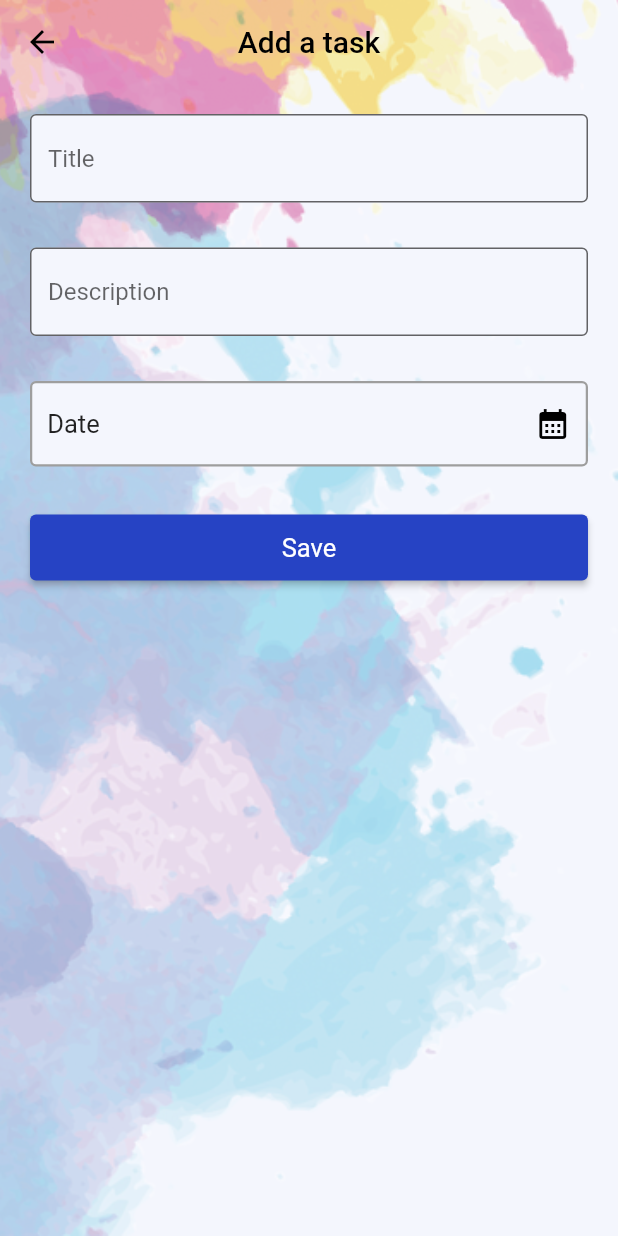
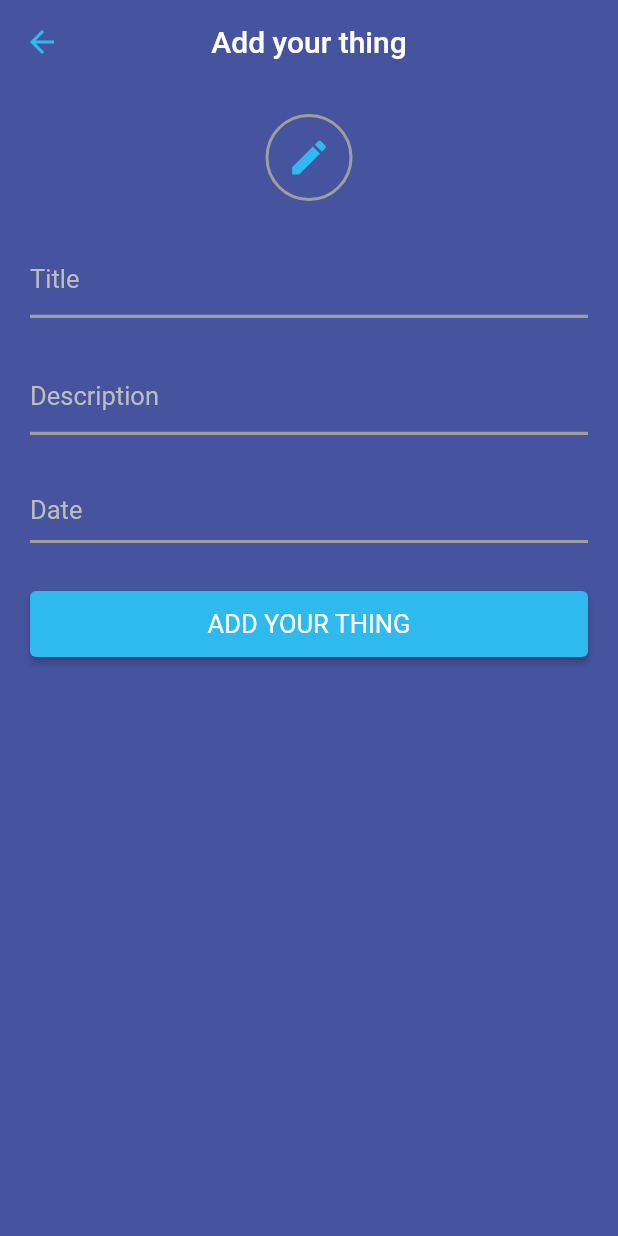
Before and after one commit to bhushan-r-mahajan/to-do-app, a Flutter app: the AddTaskScreen screen opened by its route, on a phone screen of 412 x 824 dp. Run offline on Flutter 3.47's test engine with Material 2 defaults, Android fonts, the phone set to English and light mode, and no system bars; our stand-ins replace cloud_firestore, firebase_auth, firebase_core, flutter_slidable, google_sign_in, percent_indicator; accounts and stored records are empty.

Commit message:
Changed UI

```diff
--- a/lib/components/app_alert_dialog.dart
+++ b/lib/components/app_alert_dialog.dart
@@ -24,7 +24,7 @@ class AppAlertDialog extends StatelessWidget {
       ),
       content: Text(
         content,
-        style: TextStyles.defaultTextStyle,
+        style: TextStyles.defaultBoldTextStyle,
       ),
       actions: [
         Row(
--- a/lib/components/app_textfield.dart
+++ b/lib/components/app_textfield.dart
@@ -1,5 +1,8 @@
 import 'package:flutter/material.dart';
-import 'package:to_do_app/utils/constants.dart';
+import 'package:provider/provider.dart';
+import 'package:to_do_app/view_models/add_task_view_model.dart';
+
+import '../utils/text_styles.dart';
 
 class AppTextField extends StatelessWidget {
   const AppTextField({
@@ -7,16 +10,20 @@ class AppTextField extends StatelessWidget {
     required this.hintText,
     required this.onSaved,
     required this.controller,
+    required this.focusNode,
   });
 
   final String hintText;
   final Function(String?) onSaved;
   final TextEditingController controller;
+  final FocusNode focusNode;
 
   @override
   Widget build(BuildContext context) {
+    AddTaskViewModel addTaskViewModel = context.watch<AddTaskViewModel>();
     return TextFormField(
       controller: controller,
+      onChanged: (value) => addTaskViewModel.setTyping(value.isNotEmpty),
       validator: (value) {
         if (value!.isEmpty) {
           return "$hintText can't be empty.";
@@ -24,11 +31,28 @@ class AppTextField extends StatelessWidget {
         return null;
       },
       onSaved: onSaved,
+      style: const TextStyle(color: Colors.white),
       decoration: InputDecoration(
-        filled: true,
-        fillColor: backgroundColor,
+        enabledBorder: const UnderlineInputBorder(
+          borderSide: BorderSide(color: Colors.grey, width: 2.2),
+        ),
+        focusedBorder: const UnderlineInputBorder(
+          borderSide: BorderSide(color: Colors.grey, width: 2.2),
+        ),
+        errorBorder: UnderlineInputBorder(
+          borderSide: BorderSide(color: Colors.red.shade700, width: 2.2),
+        ),
         hintText: hintText,
-        border: const OutlineInputBorder(),
+        hintStyle: TextStyles.hintTextStyle,
+        suffixIcon: controller.text.isNotEmpty && addTaskViewModel.typing
+            ? InkWell(
+                onTap: () => controller.clear(),
+                child: Icon(
+                  Icons.cancel_sharp,
+                  color: Colors.grey[400],
+                ),
+              )
+            : const SizedBox(),
       ),
     );
   }
--- /dev/null
+++ b/lib/components/pencil_icon_container.dart
@@ -0,0 +1,26 @@
+import 'package:flutter/material.dart';
+
+import '../utils/constants.dart';
+
+class PencilIconContainer extends StatelessWidget {
+  const PencilIconContainer({super.key});
+
+  @override
+  Widget build(BuildContext context) {
+    return Container(
+      padding: const EdgeInsets.all(12),
+      decoration: BoxDecoration(
+        border: Border.all(
+          color: Colors.grey,
+          width: 2,
+        ),
+        shape: BoxShape.circle,
+      ),
+      child: const Icon(
+        Icons.mode_edit,
+        size: 30,
+        color: buttonColor,
+      ),
+    );
+  }
+}
--- a/lib/components/select_date_container.dart
+++ b/lib/components/select_date_container.dart
@@ -1,6 +1,5 @@
 import 'package:flutter/material.dart';
 import 'package:intl/intl.dart';
-import 'package:to_do_app/utils/constants.dart';
 import 'package:to_do_app/view_models/add_task_view_model.dart';
 
 import '../utils/text_styles.dart';
@@ -19,38 +18,32 @@ class SelectDateContainer extends StatelessWidget {
             addTaskViewModel.pickDate(context);
           },
           child: Container(
+            padding: const EdgeInsets.only(top: 10, bottom: 10),
+            alignment: Alignment.centerLeft,
             decoration: BoxDecoration(
-              color: backgroundColor,
-              border: Border.all(
-                width: 1.5,
-                color: addTaskViewModel.invalidDateTime
-                    ? Colors.red.shade700
-                    : Colors.grey,
+              border: Border(
+                bottom: BorderSide(
+                  color: addTaskViewModel.invalidDateTime
+                      ? Colors.red.shade700
+                      : Colors.grey.shade500,
+                  width: 2,
+                ),
               ),
-              borderRadius: BorderRadius.circular(4),
             ),
-            padding:
-                const EdgeInsets.only(top: 15, bottom: 15, left: 10, right: 10),
-            child: Row(
-              mainAxisAlignment: MainAxisAlignment.spaceBetween,
-              children: [
-                Text(
-                  addTaskViewModel.date != null
-                      ? DateFormat('dd/MM/yyyy').format(addTaskViewModel.date!)
-                      : "Date",
-                  style: TextStyles.defaultTextStyle,
-                ),
-                const Icon(
-                  Icons.calendar_month,
-                  color: Colors.black,
-                )
-              ],
-            ),
+            child: addTaskViewModel.date != null
+                ? Text(
+                    DateFormat('dd/MM/yyyy').format(addTaskViewModel.date!),
+                    style: TextStyles.defaultTextStyle,
+                  )
+                : Text(
+                    "Date",
+                    style: TextStyles.hintTextStyle,
+                  ),
           ),
         ),
         addTaskViewModel.invalidDateTime
             ? Padding(
-                padding: const EdgeInsets.only(top: 6, left: 11),
+                padding: const EdgeInsets.only(top: 6),
                 child: Text(
                   "Date can't be empty.",
                   style: TextStyle(
--- a/lib/main.dart
+++ b/lib/main.dart
@@ -34,6 +34,7 @@ class MyApp extends StatelessWidget {
       child: MaterialApp(
         theme: ThemeData(
           primarySwatch: Colors.blue,
+          scaffoldBackgroundColor: Colors.white,
         ),
         debugShowCheckedModeBanner: false,
         initialRoute: splash,
--- a/lib/utils/constants.dart
+++ b/lib/utils/constants.dart
@@ -13,8 +13,10 @@ const String cancel = "Cancel";
 const String ok = "OK";
 const String logout = "Logout";
 const String delete = "Delete";
+const String complete = "Complete";
 const String confirmLogout = "Are you sure you want to logout?";
 const String confirmDelete = "Are you sure you want to delete this task?";
+const String addYourThing = "Add your thing";
 
 //Routes
 const String addTask = "addTask";
@@ -25,8 +27,9 @@ const String splash = "splash";
 //Colors
 const Color backgroundColor = Color(0xffF4F6FD);
 const Color accentColor = Colors.purple;
-const Color buttonColor = Color(0xff2643C4);
+const Color buttonColor = Color(0xff2EBAEF);
+const Color addTaskScreenbg = Color(0xff46539E);
 
 //Assets
 const String googleLogo = "assets/images/google.png";
-const String backdrop = "assets/images/backdrop.png";
+const String headerImage = "assets/images/header.jpg";
--- a/lib/utils/text_styles.dart
+++ b/lib/utils/text_styles.dart
@@ -9,6 +9,13 @@ class TextStyles {
   static const TextStyle defaultTextStyle = TextStyle(
     fontSize: 17,
     fontWeight: FontWeight.normal,
+    color: Colors.white,
+  );
+
+  static TextStyle hintTextStyle = TextStyle(
+    fontSize: 17,
+    fontWeight: FontWeight.normal,
+    color: Colors.grey[400],
   );
 
   static TextStyle defaultLightTextStyle = TextStyle(
@@ -18,8 +25,14 @@ class TextStyles {
   );
 
   static const TextStyle defaultBoldTextStyle = TextStyle(
+    fontSize: 20,
+    fontWeight: FontWeight.bold,
+  );
+
+  static TextStyle defaultBoldLightTextStyle = TextStyle(
     fontSize: 18,
     fontWeight: FontWeight.bold,
+    color: Colors.grey.shade500,
   );
 
   static const TextStyle completedTextStyle = TextStyle(
@@ -35,13 +48,19 @@ class TextStyles {
   );
 
   static const TextStyle headerTextStyle = TextStyle(
-    fontSize: 28,
+    fontSize: 30,
     fontWeight: FontWeight.bold,
-    color: Colors.black,
+    color: Colors.white,
   );
 
   static const headerName = TextStyle(
     fontSize: 32,
     fontWeight: FontWeight.bold,
   );
+
+  static const headerLightTextStyle = TextStyle(
+    fontSize: 15,
+    fontWeight: FontWeight.w500,
+    color: Colors.white54,
+  );
 }
--- a/lib/view_models/add_task_view_model.dart
+++ b/lib/view_models/add_task_view_model.dart
@@ -11,6 +11,8 @@ class AddTaskViewModel extends ChangeNotifier {
   final GlobalKey<FormState> _formkey = GlobalKey<FormState>();
   final _titleController = TextEditingController();
   final _descriptionController = TextEditingController();
+  final FocusNode _titleFieldFocus = FocusNode();
+  final FocusNode _descriptionFieldFocus = FocusNode();
   String _title = "";
   bool _completed = false;
   String _description = "";
@@ -18,9 +20,11 @@ class AddTaskViewModel extends ChangeNotifier {
   bool _isEditing = false;
   bool _loading = false;
   TodoServices todoServices = TodoServices();
+  bool _typing = false;
 
   //Getters
   bool get loading => _loading;
+  bool get typing => _typing;
   bool get completed => _completed;
   Task? get task => _task;
   DateTime? get date => _date;
@@ -31,10 +35,17 @@ class AddTaskViewModel extends ChangeNotifier {
   GlobalKey<FormState> get formkey => _formkey;
   get titleController => _titleController;
   get descriptionController => _descriptionController;
+  FocusNode get titleFieldFocus => _titleFieldFocus;
+  FocusNode get descriptionFieldFocus => _descriptionFieldFocus;
 
   //Setters
   setLoading(bool loading) async {
     _loading = loading;
+    notifyListeners();
+  }
+
+  setTyping(bool typing) async {
+    _typing = typing;
     notifyListeners();
   }
 
--- a/lib/views/add_task_screen.dart
+++ b/lib/views/add_task_screen.dart
@@ -6,6 +6,7 @@ import 'package:to_do_app/utils/constants.dart';
 import 'package:to_do_app/view_models/add_task_view_model.dart';
 
 import '../components/app_button.dart';
+import '../components/pencil_icon_container.dart';
 import '../models/task_model.dart';
 
 class AddTaskScreen extends StatefulWidget {
@@ -25,27 +26,25 @@ class _AddTaskScreenState extends State<AddTaskScreen> {
         onTap: () {
           FocusManager.instance.primaryFocus?.unfocus();
         },
-        child: Container(
-          constraints: const BoxConstraints.expand(),
-          decoration: const BoxDecoration(
-            color: backgroundColor,
-            image: DecorationImage(
-              image: AssetImage(backdrop),
-              fit: BoxFit.cover,
+        child: Scaffold(
+          backgroundColor: addTaskScreenbg,
+          appBar: AppBar(
+            title: const Text(
+              addYourThing,
+              style: TextStyle(color: Colors.white),
             ),
-          ),
-          child: Scaffold(
-            backgroundColor: Colors.transparent,
-            appBar: AppBar(
-              title: const Text("Add a task"),
             centerTitle: true,
             backgroundColor: Colors.transparent,
-              foregroundColor: Colors.black,
+            foregroundColor: buttonColor,
             elevation: 0,
           ),
           body: Container(
-              padding: const EdgeInsets.symmetric(horizontal: 20, vertical: 20),
-              child: Form(
+            padding: const EdgeInsets.all(20),
+            child: Column(
+              children: [
+                const PencilIconContainer(),
+                const SizedBox(height: 30),
+                Form(
                   key: addTaskViewModel.formkey,
                   child: Column(
                     children: [
@@ -53,6 +52,7 @@ class _AddTaskScreenState extends State<AddTaskScreen> {
                         hintText: title,
                         onSaved: (value) => addTaskViewModel.setTitle(value!),
                         controller: addTaskViewModel.titleController,
+                        focusNode: addTaskViewModel.titleFieldFocus,
                       ),
                       const SizedBox(height: 30),
                       AppTextField(
@@ -60,17 +60,19 @@ class _AddTaskScreenState extends State<AddTaskScreen> {
                         onSaved: (value) =>
                             addTaskViewModel.setDescription(value!),
                         controller: addTaskViewModel.descriptionController,
+                        focusNode: addTaskViewModel.descriptionFieldFocus,
                       ),
                       const SizedBox(height: 30),
                       SelectDateContainer(addTaskViewModel: addTaskViewModel),
                       const SizedBox(height: 30),
                       AppButton(
                         onPressed: () async => addTaskViewModel.validateForm(),
-                      buttonText: save,
+                        buttonText: addYourThing.toUpperCase(),
                       ),
                     ],
                   ),
                 ),
+              ],
             ),
           ),
         ),
--- a/pubspec.yaml
+++ b/pubspec.yaml
@@ -21,7 +21,6 @@ dependencies:
   intl: ^0.18.1
   flutter_slidable: ^3.0.0
   percent_indicator: ^4.0.1
-  grouped_list: ^5.1.2
 
 dev_dependencies:
   flutter_test:
```
Also changed, not shown: lib/components/task_tile.dart (+47 -35 lines), lib/views/home_screen.dart (+184 -119 lines), lib/views/sign_in_screen.dart (+0 -11 lines), lib/views/splash_screen.dart (+3 -16 lines), assets/images/backdrop.png (deleted), assets/images/header.jpg (added), pubspec.lock. Lines whose indentation alone changed are shown as unchanged.
